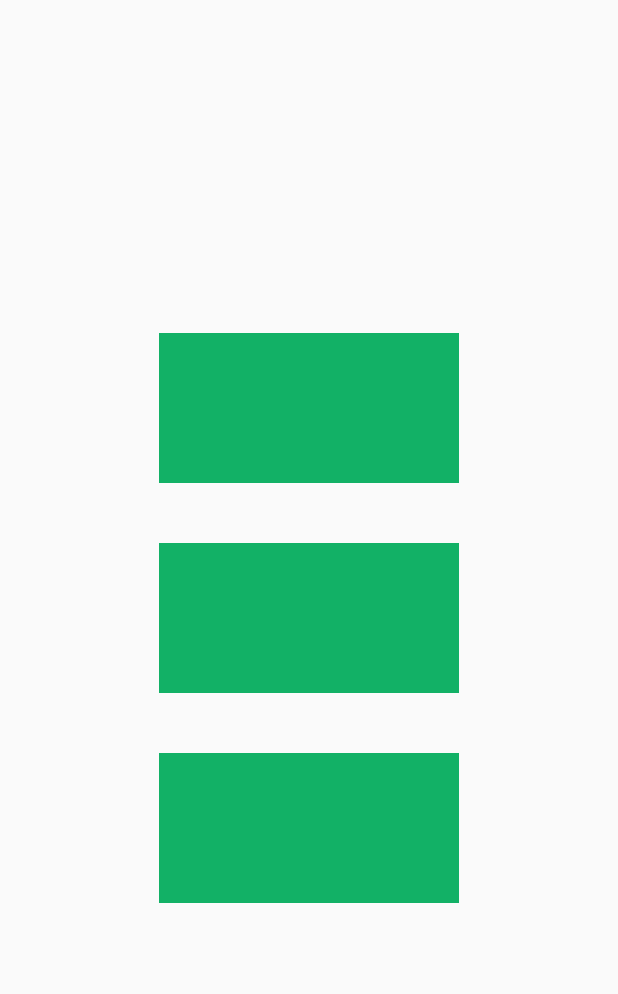
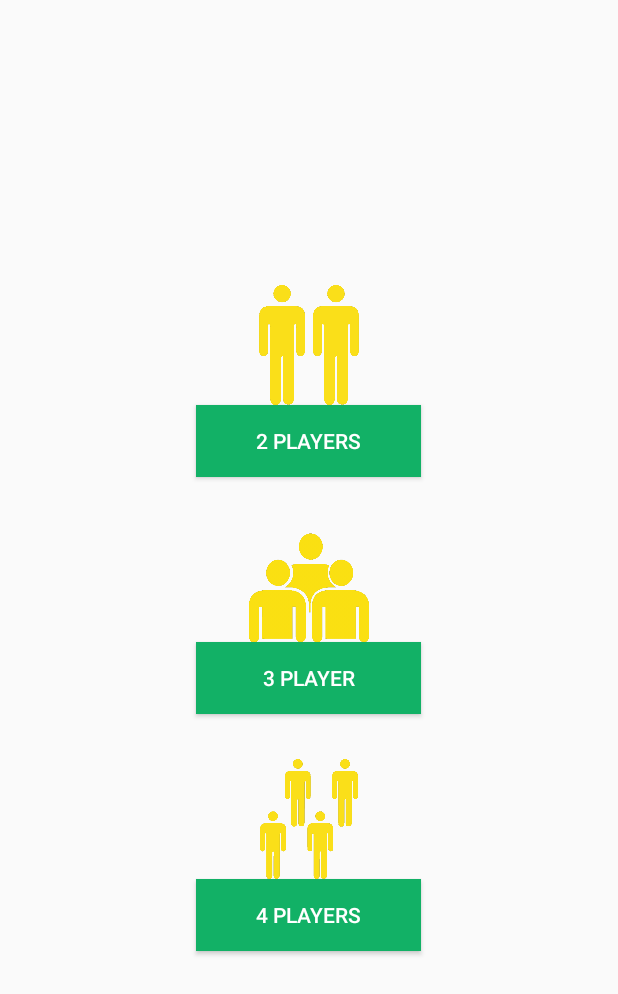
Before and after one commit to Amine-Smahi/UPrice, an Android app: the screen it shows after launch (PlayersActivity), on a phone screen of 412 x 824 dp. Shown: the top 994 px of the screen. Run offline under Robolectric (Android 15) with nearby library versions, the phone set to English and light mode, and no system bars.

Commit message:
Better reusable code + add avatars

```diff
--- a/app/src/main/res/layout/activity_players.xml
+++ b/app/src/main/res/layout/activity_players.xml
@@ -9,29 +9,46 @@
     tools:context="com.jetlight.uprice.PlayersActivity">
 <ImageButton
     android:id="@+id/imageButtonTwoPlayers"
-    android:layout_width="200dp"
-    android:layout_height="100dp"
-    android:background="#12B166"
-    android:layout_margin="20dp"
+    android:layout_width="80dp"
+    android:layout_height="80dp"
+    android:background="@mipmap/avatar2"
     android:layout_gravity="center"
     android:onClick="playerSelected"
     />
+    <Button
+        android:layout_width="150dp"
+        android:layout_height="wrap_content"
+        android:text="2 Players"
+        android:background="#12B166"
+        android:textColor="#fff"
+        android:layout_marginBottom="30dp"/>
     <ImageButton
         android:id="@+id/imageButtonThreePlayers"
-        android:layout_width="200dp"
-        android:layout_height="100dp"
-        android:background="#12B166"
-        android:layout_margin="20dp"
+        android:layout_width="80dp"
+        android:layout_height="80dp"
+        android:background="@mipmap/avatar3"
         android:layout_gravity="center"
         android:onClick="playerSelected"
         />
+    <Button
+        android:layout_width="150dp"
+        android:layout_height="wrap_content"
+        android:text="3 Player"
+        android:background="#12B166"
+        android:textColor="#fff"
+        android:layout_marginBottom="30dp"/>
     <ImageButton
         android:id="@+id/imageButtonFourPlayers"
-        android:layout_width="200dp"
-        android:layout_height="100dp"
-        android:background="#12B166"
-        android:layout_margin="20dp"
+        android:layout_width="80dp"
+        android:layout_height="80dp"
+        android:background="@mipmap/avatar4"
         android:layout_gravity="center"
         android:onClick="playerSelected"
         />
+    <Button
+        android:layout_width="150dp"
+        android:layout_height="wrap_content"
+        android:text="4 Players"
+        android:background="#12B166"
+        android:textColor="#fff"/>
 </LinearLayout>
```
Also changed, not shown: app/src/main/java/com/jetlight/uprice/Models/Product.java (+0 -10 lines), app/src/main/java/com/jetlight/uprice/Models/ProductsSeed.java (added, +18 -0 lines), app/src/main/java/com/jetlight/uprice/PhaseOneActivity.java (+74 -27 lines), app/src/main/java/com/jetlight/uprice/ViewDialog.java (added, +35 -0 lines), app/src/main/res/layout/dialog.xml (added, +38 -0 lines), app/src/main/res/mipmap-mdpi/avatar2.png (added), app/src/main/res/mipmap-mdpi/avatar3.png (added), app/src/main/res/mipmap-mdpi/avatar4.png (added).
